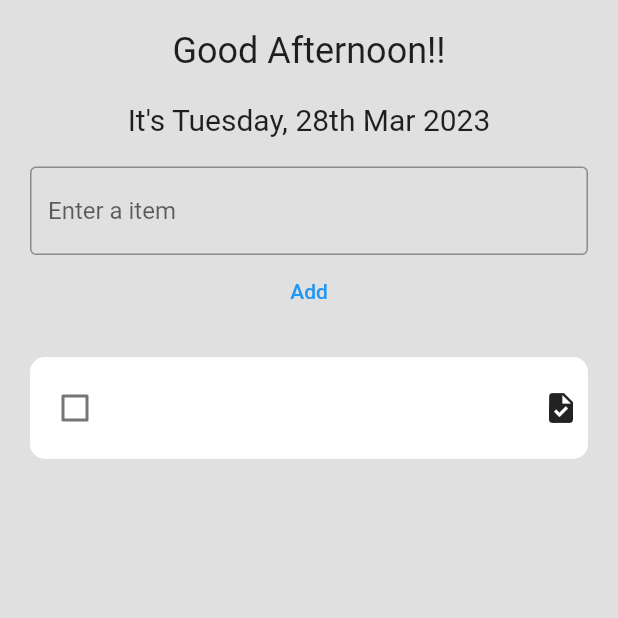
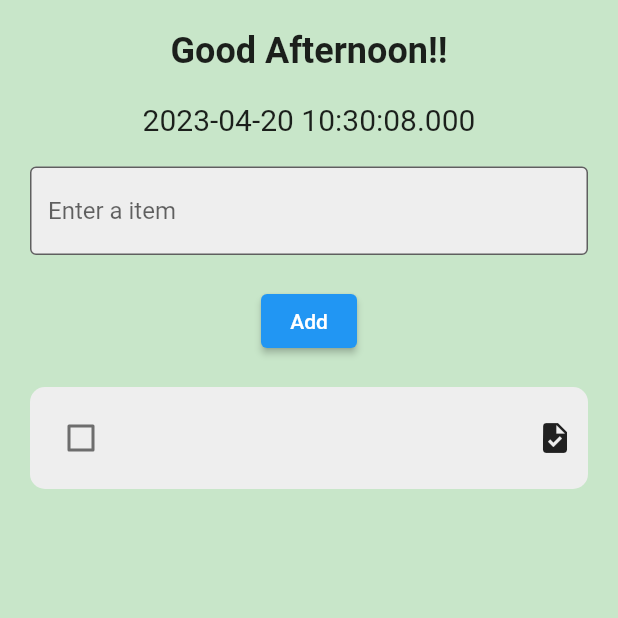
Before and after one commit to iamprashuva/flutter_application.io, a Flutter app: the screen it shows after launch, after a tap on "Add", on a phone screen of 412 x 824 dp, the top half of it. Run offline on Flutter 3.47's test engine with Material 2 defaults, Android fonts, the phone set to English and light mode, and no system bars; our stand-ins replace get; missing offline and left inert: dart:html.

Commit message:
first commit

```diff
--- a/lib/main.dart
+++ b/lib/main.dart
@@ -11,6 +11,7 @@ class MyApp extends StatelessWidget {
   @override
   Widget build(BuildContext context) {
     return GetMaterialApp(
+      debugShowCheckedModeBanner: false,
       home: HomeScreen(),
     );
   }
--- a/lib/screens/home_screen.dart
+++ b/lib/screens/home_screen.dart
@@ -1,6 +1,9 @@
+import 'dart:html';
+
 import 'package:flutter/material.dart';
 import 'package:flutter_application_1/screens/task_screen.dart';
 import 'package:get/get.dart';
+import 'package:intl/intl.dart';
 
 class HomeScreen extends StatefulWidget {
   const HomeScreen({super.key});
@@ -17,8 +20,12 @@ class _HomeScreenState extends State<HomeScreen> {
 
   @override
   Widget build(BuildContext context) {
+    DateTime now = new DateTime.now();
+    DateTime date = new DateTime(
+        now.year, now.month, now.day, now.hour, now.minute, now.second);
+
     return Scaffold(
-      backgroundColor: Colors.grey.shade300,
+      backgroundColor: Colors.green.shade100,
       body: SafeArea(
         child: SingleChildScrollView(
           child: Padding(
@@ -28,29 +35,33 @@ class _HomeScreenState extends State<HomeScreen> {
                 const Text(
                   "Good Afternoon!!",
                   style: TextStyle(
+                    fontWeight: FontWeight.bold,
                     fontSize: 24,
                   ),
                 ),
-                const Padding(
+
+                Padding(
                   padding: EdgeInsets.only(top: 20.0),
                   child: Text(
-                    "It's Tuesday, 28th Mar 2023",
+                    date.toString(),
                     style: TextStyle(
                       fontSize: 20,
                     ),
                   ),
                 ),
                 Padding(
-                  padding: const EdgeInsets.only(top: 20.0),
+                  padding: const EdgeInsets.only(top: 20.0, bottom: 20.0),
                   child: TextFormField(
                     controller: _formData,
                     decoration: InputDecoration(
+                      filled: true,
+                      fillColor: Colors.grey.shade200,
                       border: OutlineInputBorder(),
                       hintText: "Enter a item",
                     ),
                   ),
                 ),
-                TextButton(
+                ElevatedButton(
                   onPressed: () {
                     //textValue = _formData.text;
                     // MAP
@@ -73,12 +84,9 @@ class _HomeScreenState extends State<HomeScreen> {
                     var item = todoList[index];
                     return Container(
                       margin: const EdgeInsets.only(top: 20.0),
-                      padding: const EdgeInsets.symmetric(
-                        vertical: 10.0,
-                        horizontal: 6.0,
-                      ),
+                      padding: const EdgeInsets.all(10),
                       decoration: BoxDecoration(
-                        color: Colors.white,
+                        color: Colors.grey.shade200,
                         borderRadius: BorderRadius.circular(10.0),
                       ),
                       child: Row(
@@ -101,7 +109,9 @@ class _HomeScreenState extends State<HomeScreen> {
                               onTap: () {
                                 print("tap");
                                 Get.to(
-                                  TaskScreen(),
+                                  TaskScreen(
+                                    title: item['task'],
+                                  ),
                                   transition: Transition.zoom,
                                 );
                                 // Navigator.push(
--- a/lib/screens/task_screen.dart
+++ b/lib/screens/task_screen.dart
@@ -1,15 +1,18 @@
 import 'package:flutter/material.dart';
 
 class TaskScreen extends StatelessWidget {
-  const TaskScreen({super.key});
+  const TaskScreen({super.key, required this.title});
+
+  final String title;
 
   @override
   Widget build(BuildContext context) {
     return Scaffold(
         appBar: AppBar(
+          foregroundColor: Colors.black,
           backgroundColor: Colors.green,
           elevation: 0,
-          title: Text("Single screen"),
+          title: Text(title),
           actions: [
             Icon(Icons.more_vert),
             Icon(Icons.home),
@@ -24,7 +27,7 @@ class TaskScreen extends StatelessWidget {
                 "assets/image/photo.png",
                 width: MediaQuery.of(context).size.width,
                 height: 100,
-                // fit: BoxFit.contain,
+                // fit: BoxFit.contain,or BoxFit.cover
                 fit: BoxFit.cover,
               ),
             ],
--- a/pubspec.yaml
+++ b/pubspec.yaml
@@ -36,10 +36,9 @@ dependencies:
   # Use with the CupertinoIcons class for iOS style icons.
   cupertino_icons: ^1.0.2
   get: ^4.6.5
+  intl: ^0.18.0
 
-dev_dependencies:
-  flutter_test:
-    sdk: flutter
+
 
   # The "flutter_lints" package below contains a set of recommended lints to
   # encourage good coding practices. The lint set provided by the package is
@@ -53,6 +52,7 @@ dev_dependencies:
 
 # The following section is specific to Flutter packages.
 flutter:
+  generate: true
 
   # The following line ensures that the Material Icons font is
   # included with your application, so that you can use the icons in
```
Also changed, not shown: pubspec.lock.
